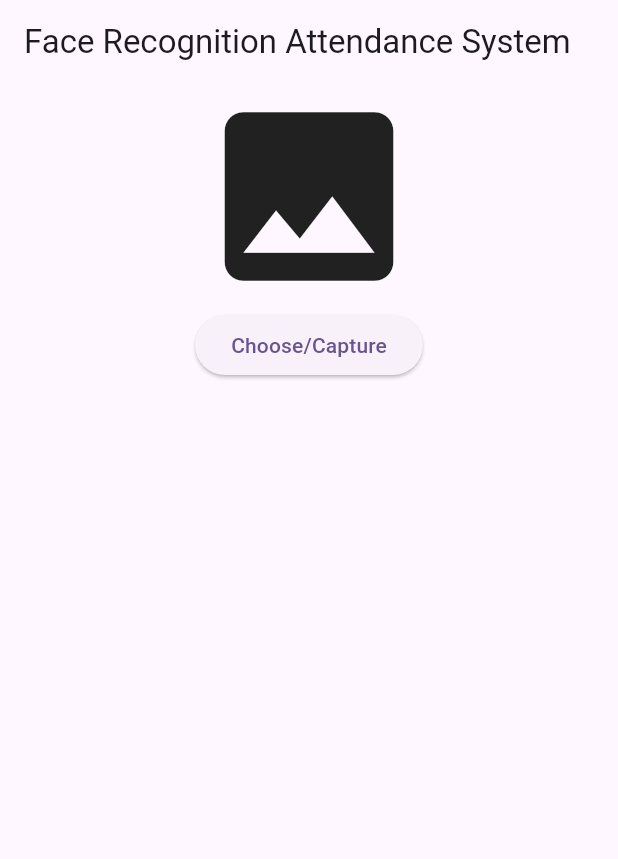
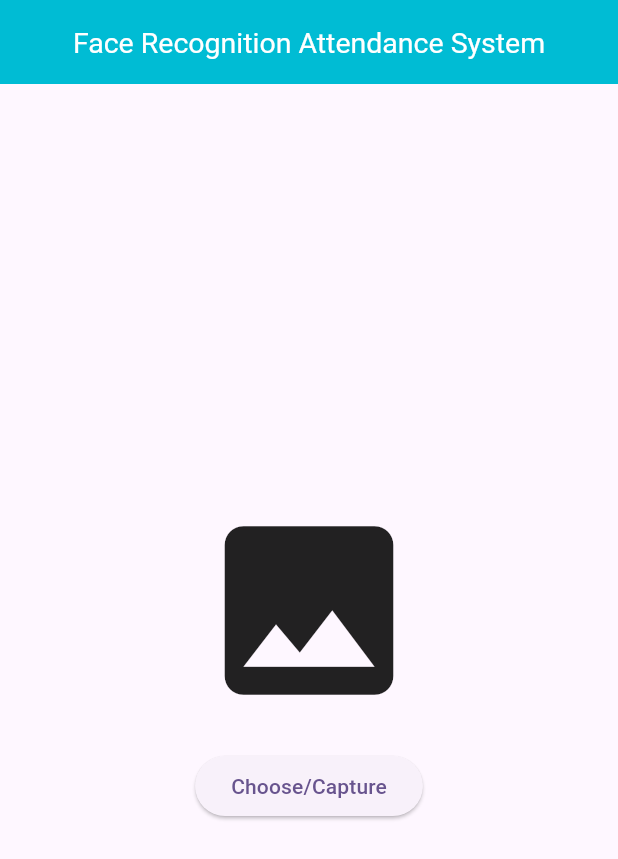
Before and after one commit to MouBiswas16/face_recognition_system, a Flutter app: the screen it shows after launch, on a phone screen of 412 x 824 dp. Shown: the top 859 px of the screen. Run offline on Flutter 3.47's test engine with Material 3 defaults, Android fonts, the phone set to English and light mode, and no system bars; our stand-ins replace image_picker.

Commit message:
capturing image form Camera

```diff
--- a/lib/image_picker.dart
+++ b/lib/image_picker.dart
@@ -25,19 +25,38 @@ class _ImagePickerState extends State<ImagePickerClass> {
     }
   }
 
-  captureImages(){}
+  captureImages() async {
+    final XFile? image = await _picker.pickImage(source: ImageSource.camera);
+      if(image != null){
+        setState(() {
+          _image = File(image.path);
+        });
+      }
+  }
 
   @override
   Widget build(BuildContext context) {
     return Scaffold(
-      appBar: AppBar(title: Text("Face Recognition Attendance System"),),
+      appBar: AppBar(
+        backgroundColor: Colors.cyan,
+        centerTitle: true,
+        title: Text(
+            "Face Recognition Attendance System"),
+        titleTextStyle: TextStyle(
+            fontSize: 19,
+        ),
+      ),
       body: Center(
         child: Column(
+          mainAxisAlignment: MainAxisAlignment.center,
           children: [
             _image != null? SizedBox(
               width: 200,
-                height: 200,
-                child: Image.file(_image!)) : Icon(Icons.image, size: 150,),
+                height: 300,
+                child: Image.file(_image!)) : Icon(
+              Icons.image, size: 150,
+            ),
+            SizedBox(height: 18),
             ElevatedButton(
               onPressed: (){
                 chooseImages();
```
